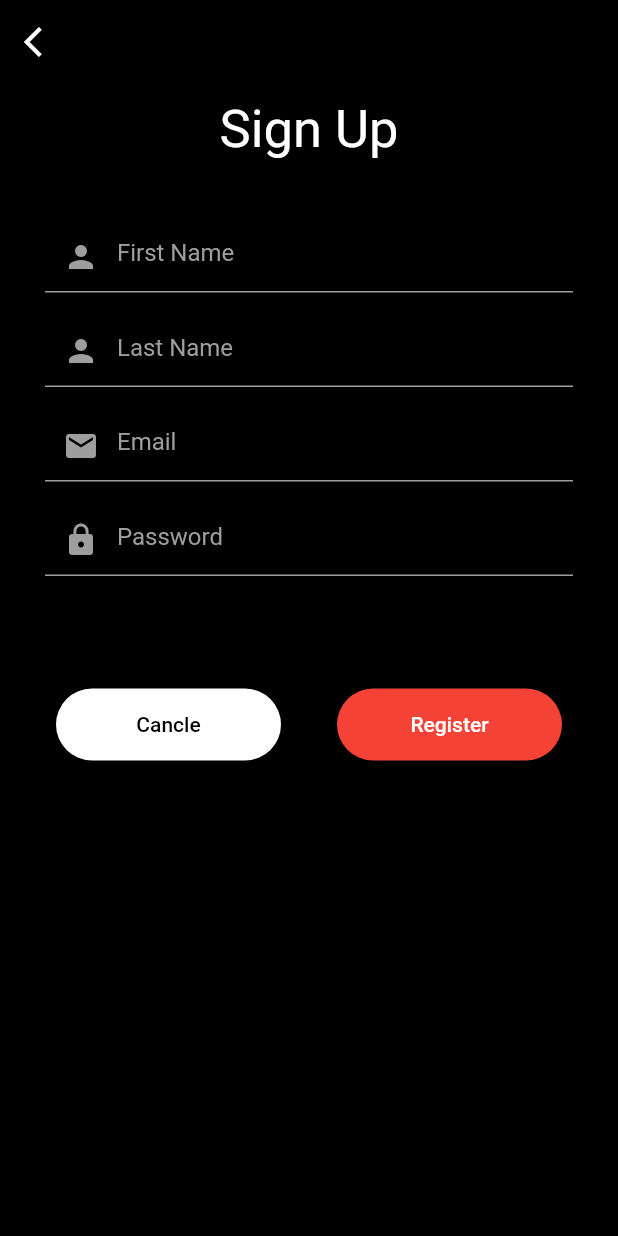
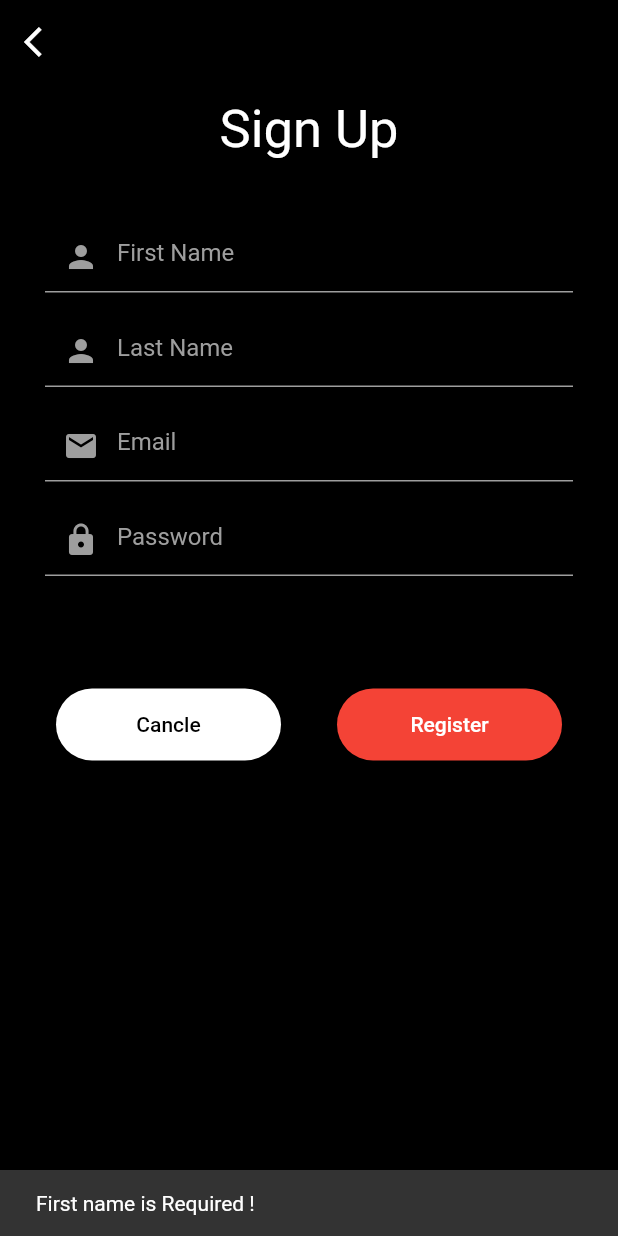
Before and after one commit to mehedi481/food-delivery-flutter, a Flutter app: the SignUpPage screen opened directly, after a tap on "Register", on a phone screen of 412 x 824 dp. Run offline on Flutter 3.47's test engine with Material 2 defaults, Android fonts, the phone set to English and light mode, and no system bars.

Commit message:
controller and validation added in text field

```diff
--- a/lib/pages/signup_page.dart
+++ b/lib/pages/signup_page.dart
@@ -1,7 +1,53 @@
+import 'package:flutter/cupertino.dart';
 import 'package:flutter/material.dart';
 
-class SignUpPage extends StatelessWidget {
+class SignUpPage extends StatefulWidget {
   const SignUpPage({Key? key}) : super(key: key);
+  static Pattern pattern =
+      r'^(([^<>()[\]\\.,;:\s@\"]+(\.[^<>()[\]\\.,;:\s@\"]+)*)|(\".+\"))@((\[[0-9]{1,3}\.[0-9]{1,3}\.[0-9]{1,3}\.[0-9]{1,3}\])|(([a-zA-Z\-0-9]+\.)+[a-zA-Z]{2,}))$';
+
+  @override
+  _SignUpPageState createState() => _SignUpPageState();
+}
+
+class _SignUpPageState extends State<SignUpPage> {
+  RegExp regExp = RegExp(SignUpPage.pattern.toString());
+
+  TextEditingController firstName = TextEditingController();
+  TextEditingController lastName = TextEditingController();
+  TextEditingController email = TextEditingController();
+  TextEditingController password = TextEditingController();
+
+  void clearField() {
+    firstName.clear();
+    lastName.clear();
+    email.clear();
+    password.clear();
+  }
+
+  void validation() {
+    if (firstName.text.trim().isEmpty) {
+      ScaffoldMessenger.of(context).showSnackBar(
+          const SnackBar(content: Text("First name is Required !")));
+
+    }
+    if (lastName.text.trim().isEmpty) {
+      ScaffoldMessenger.of(context).showSnackBar(
+          const SnackBar(content: Text("Last name is Required !")));
+    }
+    if (email.text.trim().isEmpty) {
+      ScaffoldMessenger.of(context).showSnackBar(
+          const SnackBar(content: Text("Email name is Required !")));
+    } else if (!regExp.hasMatch(email.text)) {
+      ScaffoldMessenger.of(context).showSnackBar(
+          const SnackBar(content: Text("Please enter valid Email")));
+      return;
+    }
+    if (password.text.trim().isEmpty) {
+      ScaffoldMessenger.of(context).showSnackBar(
+          const SnackBar(content: Text("Password name is Required !")));
+    }
+  }
 
   @override
   Widget build(BuildContext context) {
@@ -39,19 +85,30 @@ class SignUpPage extends StatelessWidget {
               child: Column(
                 mainAxisAlignment: MainAxisAlignment.center,
                 children: [
-                  myTextField(hintText: "First Name", icon: Icons.person),
+                  myTextField(
+                      hintText: "First Name",
+                      icon: Icons.person,
+                      controller: firstName),
                   SizedBox(
                     height: 15,
                   ),
-                  myTextField(hintText: "Last Name", icon: Icons.person),
+                  myTextField(
+                      hintText: "Last Name",
+                      icon: Icons.person,
+                      controller: lastName),
                   SizedBox(
                     height: 15,
                   ),
-                  myTextField(hintText: "Email", icon: Icons.mail),
+                  myTextField(
+                      hintText: "Email", icon: Icons.mail, controller: email),
                   SizedBox(
                     height: 15,
                   ),
-                  myTextField(hintText: "Password", icon: Icons.lock,obscure: true),
+                  myTextField(
+                      hintText: "Password",
+                      icon: Icons.lock,
+                      obscure: true,
+                      controller: password),
                   SizedBox(
                     height: 15,
                   ),
@@ -66,11 +123,17 @@ class SignUpPage extends StatelessWidget {
                 mainAxisAlignment: MainAxisAlignment.spaceEvenly,
                 children: [
                   myButton(
+                    onPressed: () {
+                      clearField();
+                    },
                     buttonColor: Colors.white,
                     buttonName: "Cancle",
                     textColor: Colors.black,
                   ),
                   myButton(
+                    onPressed: () {
+                      validation();
+                    },
                     buttonColor: Colors.red,
                     buttonName: "Register",
                     textColor: Colors.white,
@@ -88,7 +151,10 @@ class SignUpPage extends StatelessWidget {
   }
 
   Widget myButton(
-      {@required buttonColor, @required buttonName, @required textColor}) {
+      {@required buttonColor,
+      @required buttonName,
+      @required textColor,
+      @required onPressed}) {
     return Container(
       width: 150,
       decoration: BoxDecoration(
@@ -96,7 +162,7 @@ class SignUpPage extends StatelessWidget {
         color: buttonColor,
       ),
       child: MaterialButton(
-        onPressed: () {},
+        onPressed: onPressed,
         child: Text(
           buttonName,
           style: TextStyle(color: textColor),
@@ -105,8 +171,10 @@ class SignUpPage extends StatelessWidget {
     );
   }
 
-  Widget myTextField({@required hintText, @required icon,obscure}) {
+  Widget myTextField(
+      {@required hintText, @required icon, @required controller, obscure}) {
     return TextFormField(
+      controller: controller,
       obscureText: obscure ?? false,
       style: TextStyle(color: Colors.white),
       decoration: InputDecoration(
```
Also changed, not shown: lib/pages/login_page.dart (+67 -5 lines), pubspec.yaml (+2 -28 lines), pubspec.lock.
